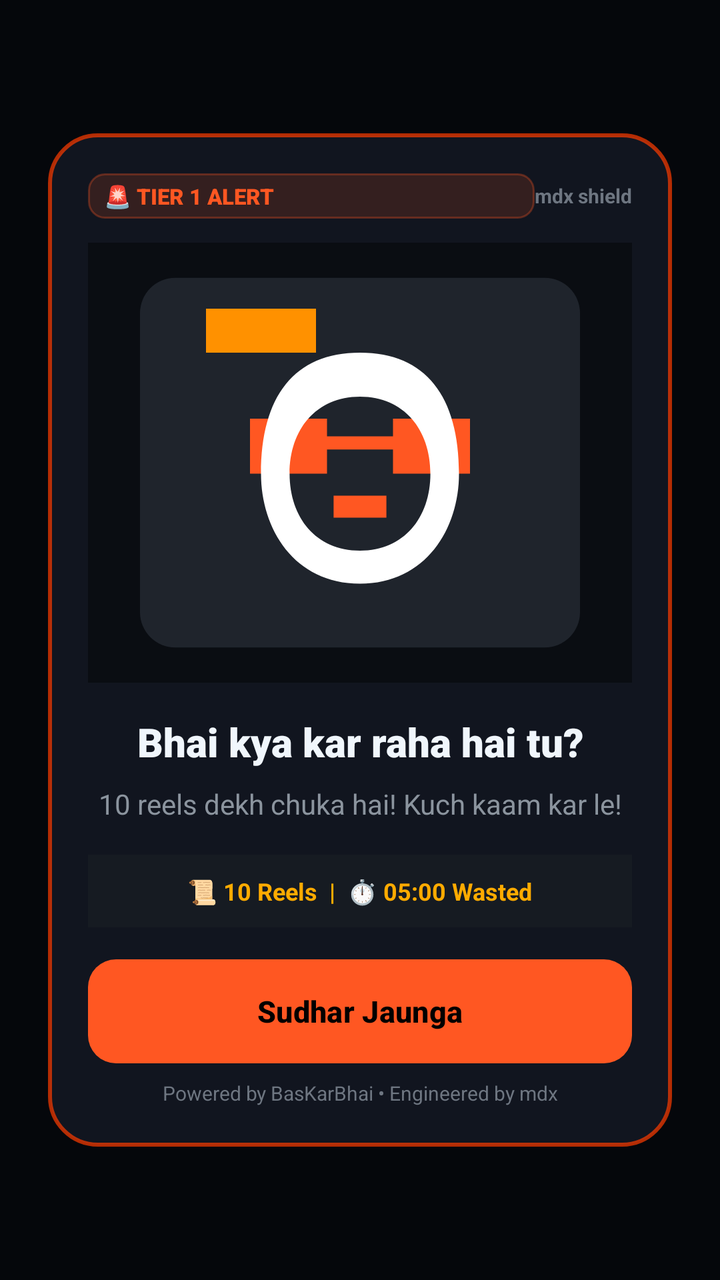
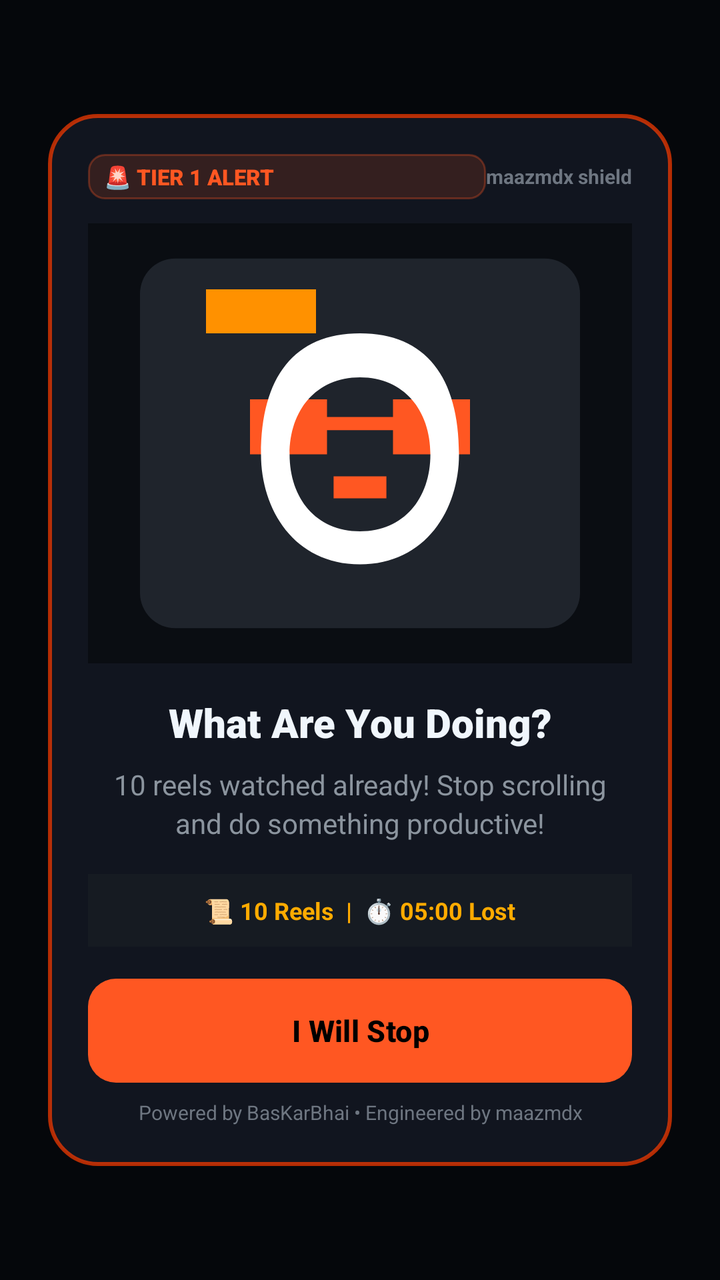

The first picture is an Android layout as it rendered before a commit; the second is the same layout after the commit. The layout source and the unified diff follow.
<!-- AndroidManifest.xml: application theme Theme.BasKarBhai -->
<!-- res/layout/layout_roast_modal.xml -->
<?xml version="1.0" encoding="utf-8"?>
<FrameLayout xmlns:android="http://schemas.android.com/apk/res/android"
    android:id="@+id/modalRootOverlay"
    android:layout_width="match_parent"
    android:layout_height="match_parent"
    android:background="@color/modal_scrim"
    android:clickable="true"
    android:focusable="true">

    <LinearLayout
        android:id="@+id/modalCardContainer"
        android:layout_width="match_parent"
        android:layout_height="wrap_content"
        android:layout_gravity="center"
        android:layout_marginStart="24dp"
        android:layout_marginEnd="24dp"
        android:background="@drawable/bg_modal_card"
        android:orientation="vertical"
        android:padding="20dp"
        android:elevation="12dp">

        
        <LinearLayout
            android:layout_width="match_parent"
            android:layout_height="wrap_content"
            android:orientation="horizontal"
            android:gravity="center_vertical"
            android:layout_marginBottom="12dp">

            <TextView
                android:id="@+id/tvTierBadge"
                android:layout_width="0dp"
                android:layout_height="wrap_content"
                android:layout_weight="1"
                android:background="@drawable/bg_badge"
                android:text="🚨 TIER 1 ALERT"
                android:textColor="@color/flame_orange"
                android:textSize="11sp"
                android:textStyle="bold"
                android:fontFamily="sans-serif-black" />

            
            <TextView
                android:layout_width="wrap_content"
                android:layout_height="wrap_content"
                android:text="mdx shield"
                android:textColor="@color/text_muted"
                android:textSize="10sp"
                android:textStyle="bold" />
        </LinearLayout>

        
        <FrameLayout
            android:layout_width="match_parent"
            android:layout_height="220dp"
            android:layout_gravity="center"
            android:background="#0A0D12"
            android:clipToOutline="true">

            
            <ImageView
                android:id="@+id/ivMemeImage"
                android:layout_width="match_parent"
                android:layout_height="match_parent"
                android:scaleType="fitCenter"
                android:contentDescription="@string/thresholds_title"
                android:src="@drawable/meme_tier1_ashneer" />

            <ProgressBar
                android:id="@+id/pbMemeLoading"
                android:layout_width="36dp"
                android:layout_height="36dp"
                android:layout_gravity="center"
                android:indeterminateTint="@color/flame_orange"
                android:visibility="gone" />
        </FrameLayout>

        
        <TextView
            android:id="@+id/tvRoastTitle"
            android:layout_width="match_parent"
            android:layout_height="wrap_content"
            android:layout_marginTop="16dp"
            android:text="Bhai kya kar raha hai tu?"
            android:textColor="@color/text_primary"
            android:textSize="20sp"
            android:textStyle="bold"
            android:fontFamily="sans-serif-black"
            android:textAlignment="center" />

        
        <TextView
            android:id="@+id/tvRoastCaption"
            android:layout_width="match_parent"
            android:layout_height="wrap_content"
            android:layout_marginTop="8dp"
            android:text="10 reels dekh chuka hai! Kuch kaam kar le!"
            android:textColor="@color/text_secondary"
            android:textSize="14sp"
            android:lineSpacingExtra="3dp"
            android:textAlignment="center" />

        
        <LinearLayout
            android:layout_width="match_parent"
            android:layout_height="wrap_content"
            android:layout_marginTop="16dp"
            android:layout_marginBottom="16dp"
            android:background="#161B22"
            android:padding="10dp"
            android:orientation="horizontal"
            android:gravity="center">

            <TextView
                android:id="@+id/tvModalStats"
                android:layout_width="wrap_content"
                android:layout_height="wrap_content"
                android:text="📜 10 Reels  |  ⏱️ 05:00 Wasted"
                android:textColor="@color/accent_amber"
                android:textSize="12sp"
                android:textStyle="bold" />
        </LinearLayout>

        
        <Button
            android:id="@+id/btnModalAction"
            android:layout_width="match_parent"
            android:layout_height="52dp"
            android:background="@drawable/bg_button_primary"
            android:text="Sudhar Jaunga"
            android:textColor="@color/on_primary"
            android:textSize="15sp"
            android:textStyle="bold"
            android:textAllCaps="false"
            android:elevation="4dp" />

        
        <TextView
            android:id="@+id/tvActionHint"
            android:layout_width="match_parent"
            android:layout_height="wrap_content"
            android:layout_marginTop="8dp"
            android:text="Powered by BasKarBhai • Engineered by mdx"
            android:textColor="@color/text_muted"
            android:textSize="10sp"
            android:textAlignment="center" />
    </LinearLayout>
</FrameLayout>
<!-- resources referenced by this layout -->
<resources>
  <color name="accent_amber">#FFAB00</color>
  <color name="flame_orange">#FF5722</color>
  <color name="modal_scrim">#E605070A</color>
  <color name="on_primary">#000000</color>
  <color name="text_muted">#6E7681</color>
  <color name="text_primary">#F0F6FC</color>
  <color name="text_secondary">#8B949E</color>
  <!-- drawable bg_badge (drawable) -->
  <?xml version="1.0" encoding="utf-8"?>
  <shape xmlns:android="http://schemas.android.com/apk/res/android"
      android:shape="rectangle">
      <corners android:radius="8dp" />
      <solid android:color="#26FF5722" />
      <stroke
          android:width="1dp"
          android:color="#4DFF5722" />
      <padding
          android:left="8dp"
          android:top="4dp"
          android:right="8dp"
          android:bottom="4dp" />
  </shape>
  <!-- drawable bg_button_primary (drawable) -->
  <?xml version="1.0" encoding="utf-8"?>
  <ripple xmlns:android="http://schemas.android.com/apk/res/android"
      android:color="#40FFFFFF">
      <item>
          <shape android:shape="rectangle">
              <corners android:radius="14dp" />
              <gradient
                  android:angle="0"
                  android:startColor="#FF3D00"
                  android:endColor="#FF9100" />
          </shape>
      </item>
  </ripple>
  <!-- drawable bg_modal_card (drawable) -->
  <?xml version="1.0" encoding="utf-8"?>
  <shape xmlns:android="http://schemas.android.com/apk/res/android"
      android:shape="rectangle">
      <corners android:radius="24dp" />
      <solid android:color="#F7121620" />
      <stroke
          android:width="2dp"
          android:color="#B3FF3D00" />
  </shape>
  <!-- drawable meme_tier1_ashneer (drawable) -->
  <vector xmlns:android="http://schemas.android.com/apk/res/android"
      android:width="200dp"
      android:height="200dp"
      android:viewportWidth="200"
      android:viewportHeight="200">
      
      <path
          android:fillColor="#1F242C"
          android:pathData="M16,16 h168 a16,16 0 0 1 16,16 v136 a16,16 0 0 1 -16,16 h-168 a16,16 0 0 1 -16,-16 v-136 a16,16 0 0 1 16,-16 z"/>
      
      <path
          android:fillColor="#FF5722"
          android:pathData="M50,80 h35 v25 h-35 z M115,80 h35 v25 h-35 z M85,88 h30 v6 h-30 z"/>
      
      <path
          android:fillColor="#FFFFFF"
          android:pathData="M100,50 c-30,0 -45,20 -45,55 c0,25 15,50 45,50 c30,0 45,-25 45,-50 c0,-35 -15,-55 -45,-55 z M100,140 c-20,0 -32,-15 -32,-35 c0,-20 12,-35 32,-35 c20,0 32,15 32,35 c0,20 -12,35 -32,35 z"/>
      
      <path
          android:fillColor="#FF5722"
          android:pathData="M88,115 h24 v10 h-24 z"/>
      
      <path
          android:fillColor="#FF9100"
          android:pathData="M30,30 h50 v20 h-50 z"/>
  </vector>
  <string name="thresholds_title">Escalation Milestones &amp; Memes</string>
  <style name="Theme.BasKarBhai" parent="Theme.Material3.DayNight.NoActionBar">
          <item name="colorPrimary">@color/flame_orange</item>
          <item name="colorOnPrimary">@color/on_primary</item>
          <item name="colorSecondary">@color/accent_cyan</item>
          <item name="colorOnSecondary">@color/on_secondary</item>
          <item name="android:statusBarColor">@color/bg_dark_primary</item>
          <item name="android:navigationBarColor">@color/bg_dark_primary</item>
          <item name="android:windowBackground">@color/bg_dark_primary</item>
          <item name="android:windowLightStatusBar">false</item>
      </style>
  <color name="accent_cyan">#00E5FF</color>
  <color name="on_secondary">#000000</color>
  <color name="bg_dark_primary">#0B0E14</color>
</resources>

<!-- the commit's change to res/layout/layout_roast_modal.xml (unified diff, before → after) -->
@@ -43,7 +43,7 @@
             <TextView
                 android:layout_width="wrap_content"
                 android:layout_height="wrap_content"
-                android:text="mdx shield"
+                android:text="maazmdx shield"
                 android:textColor="@color/text_muted"
                 android:textSize="10sp"
                 android:textStyle="bold" />
@@ -81,7 +81,7 @@
             android:layout_width="match_parent"
             android:layout_height="wrap_content"
             android:layout_marginTop="16dp"
-            android:text="Bhai kya kar raha hai tu?"
+            android:text="What Are You Doing?"
             android:textColor="@color/text_primary"
             android:textSize="20sp"
             android:textStyle="bold"
@@ -94,7 +94,7 @@
             android:layout_width="match_parent"
             android:layout_height="wrap_content"
             android:layout_marginTop="8dp"
-            android:text="10 reels dekh chuka hai! Kuch kaam kar le!"
+            android:text="10 reels watched already! Stop scrolling and do something productive!"
             android:textColor="@color/text_secondary"
             android:textSize="14sp"
             android:lineSpacingExtra="3dp"
@@ -115,7 +115,7 @@
                 android:id="@+id/tvModalStats"
                 android:layout_width="wrap_content"
                 android:layout_height="wrap_content"
-                android:text="📜 10 Reels  |  ⏱️ 05:00 Wasted"
+                android:text="📜 10 Reels  |  ⏱️ 05:00 Lost"
                 android:textColor="@color/accent_amber"
                 android:textSize="12sp"
                 android:textStyle="bold" />
@@ -127,7 +127,7 @@
             android:layout_width="match_parent"
             android:layout_height="52dp"
             android:background="@drawable/bg_button_primary"
-            android:text="Sudhar Jaunga"
+            android:text="I Will Stop"
             android:textColor="@color/on_primary"
             android:textSize="15sp"
             android:textStyle="bold"
@@ -140,7 +140,7 @@
             android:layout_width="match_parent"
             android:layout_height="wrap_content"
             android:layout_marginTop="8dp"
-            android:text="Powered by BasKarBhai • Engineered by mdx"
+            android:text="Powered by BasKarBhai • Engineered by maazmdx"
             android:textColor="@color/text_muted"
             android:textSize="10sp"
             android:textAlignment="center" />
